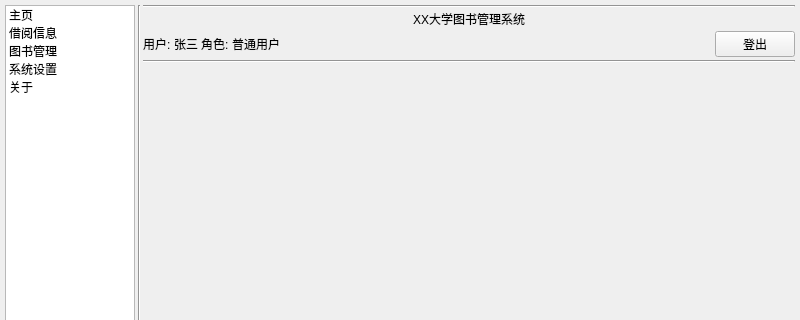
This is ui/main_window.ui in mr0yun/BookManager as Qt 5 draws it before an edit; both pictures show x 0 to 800 and y 0 to 320 of the 800 by 600 pixel window. The edited form follows.
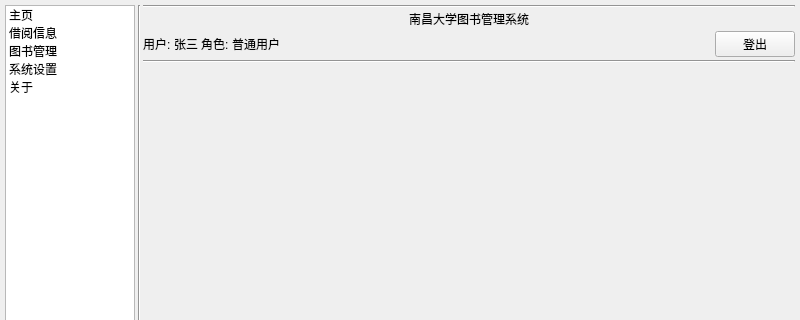
This is the edited form.

The edit to the form file:
```diff
--- a/ui/main_window.ui
+++ b/ui/main_window.ui
@@ -109,7 +109,7 @@
              <string notr="true">font: 14pt &quot;宋体&quot;;</string>
             </property>
             <property name="text">
-             <string>XX大学图书管理系统</string>
+             <string>南昌大学图书管理系统</string>
             </property>
             <property name="alignment">
              <set>Qt::AlignCenter</set>
```
Left out of the diff: 5 changed lines with no effect on the pictures.
